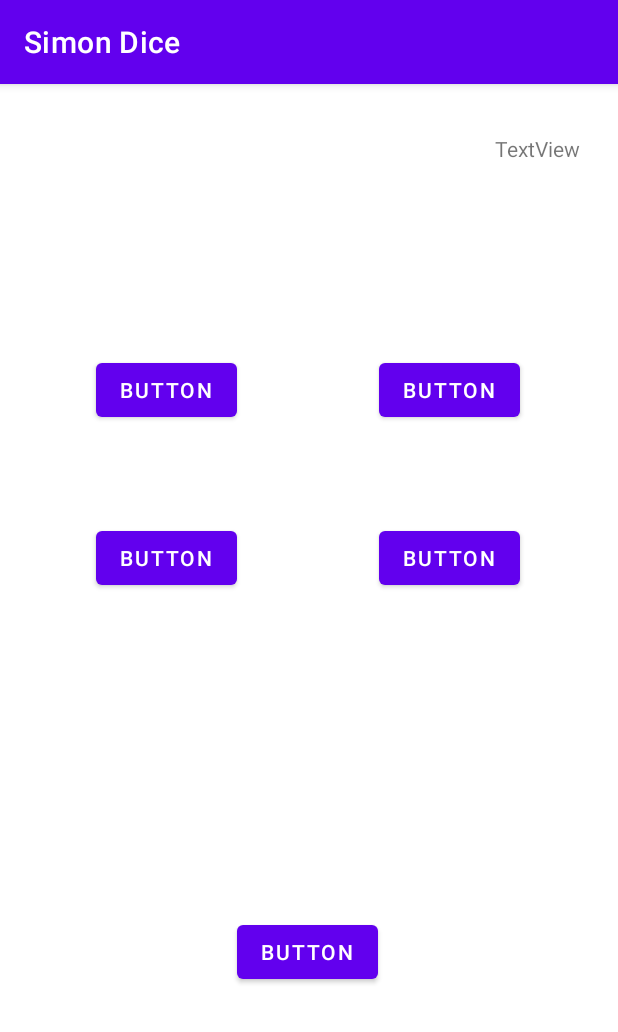
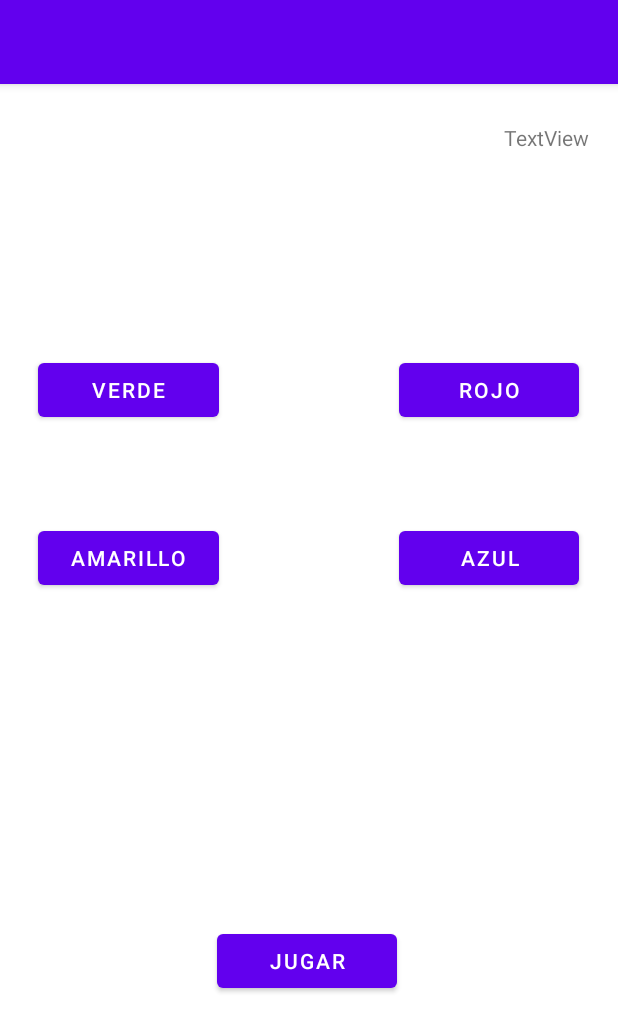
Before and after one commit to bmartinezparedes/SimonDice, an Android app: the screen it shows after launch (MainActivity), on a phone screen of 412 x 824 dp. Shown: the top 1032 px of the screen. Run offline under Robolectric (Android 15) with nearby library versions, the phone set to English and light mode, and no system bars.

Commit message:
boceto layout

```diff
--- a/app/src/main/res/layout/activity_main.xml
+++ b/app/src/main/res/layout/activity_main.xml
@@ -7,77 +7,83 @@
     tools:context=".MainActivity">
 
     <Button
-        android:id="@+id/button"
-        android:layout_width="wrap_content"
+        android:id="@+id/bVerde"
+        android:layout_width="0dp"
         android:layout_height="wrap_content"
-        android:layout_marginEnd="30dp"
-        android:text="Button"
-        app:layout_constraintBaseline_toBaselineOf="@+id/button2"
-        app:layout_constraintEnd_toStartOf="@+id/button2"
-        app:layout_constraintStart_toStartOf="parent" />
+        android:layout_marginStart="25dp"
+        android:layout_marginEnd="120dp"
+        android:text="@string/bVerde"
+        app:layout_constraintBottom_toBottomOf="@+id/bRojo"
+        app:layout_constraintEnd_toStartOf="@+id/bRojo"
+        app:layout_constraintStart_toStartOf="parent"
+        app:layout_constraintTop_toTopOf="@+id/bRojo" />
 
     <Button
-        android:id="@+id/button2"
-        android:layout_width="wrap_content"
+        android:id="@+id/bRojo"
+        android:layout_width="0dp"
         android:layout_height="wrap_content"
         android:layout_marginTop="180dp"
-        android:layout_marginEnd="1dp"
-        android:text="Button"
+        android:layout_marginEnd="26dp"
+        android:text="@string/bRojo"
         app:layout_constraintEnd_toEndOf="parent"
-        app:layout_constraintStart_toEndOf="@+id/button"
+        app:layout_constraintStart_toEndOf="@+id/bVerde"
         app:layout_constraintTop_toTopOf="parent" />
 
     <Button
-        android:id="@+id/button3"
+        android:id="@+id/bAmarillo"
+        android:layout_width="0dp"
+        android:layout_height="wrap_content"
+        android:layout_marginStart="25dp"
+        android:layout_marginTop="64dp"
+        android:layout_marginEnd="120dp"
+        android:text="@string/bAmarillo"
+        app:layout_constraintEnd_toStartOf="@+id/bAzul"
+        app:layout_constraintStart_toStartOf="parent"
+        app:layout_constraintTop_toBottomOf="@+id/bVerde" />
+
+    <Button
+        android:id="@+id/bAzul"
+        android:layout_width="0dp"
+        android:layout_height="wrap_content"
+        android:layout_marginTop="64dp"
+        android:layout_marginEnd="26dp"
+        android:text="@string/bAzul"
+        app:layout_constraintEnd_toEndOf="parent"
+        app:layout_constraintStart_toEndOf="@+id/bAmarillo"
+        app:layout_constraintTop_toBottomOf="@+id/bRojo" />
+
+    <Button
+        android:id="@+id/bJugar"
+        android:layout_width="0dp"
+        android:layout_height="wrap_content"
+        android:layout_marginBottom="159dp"
+        android:text="@string/bJugar"
+        app:layout_constraintBottom_toBottomOf="parent"
+        app:layout_constraintEnd_toStartOf="@+id/guideline3"
+        app:layout_constraintStart_toStartOf="@+id/guideline2" />
+
+    <TextView
+        android:id="@+id/textView"
         android:layout_width="wrap_content"
         android:layout_height="wrap_content"
-        android:layout_marginEnd="30dp"
-        android:text="Button"
-        app:layout_constraintBaseline_toBaselineOf="@+id/button4"
-        app:layout_constraintEnd_toStartOf="@+id/button4"
-        app:layout_constraintStart_toStartOf="parent" />
-
-    <Button
-        android:id="@+id/button4"
-        android:layout_width="wrap_content"
-        android:layout_height="wrap_content"
-        android:layout_marginTop="64dp"
-        android:layout_marginEnd="1dp"
-        android:text="Button"
+        android:layout_marginTop="26dp"
+        android:layout_marginEnd="19dp"
+        android:text="TextView"
         app:layout_constraintEnd_toEndOf="parent"
-        app:layout_constraintStart_toEndOf="@+id/button3"
-        app:layout_constraintTop_toBottomOf="@+id/button2" />
-
-    <Button
-        android:id="@+id/button5"
-        android:layout_width="wrap_content"
-        android:layout_height="wrap_content"
-        android:layout_marginBottom="165dp"
-        android:text="Button"
-        app:layout_constraintBottom_toBottomOf="parent"
-        app:layout_constraintStart_toStartOf="@+id/guideline2" />
+        app:layout_constraintTop_toTopOf="parent" />
 
     <androidx.constraintlayout.widget.Guideline
         android:id="@+id/guideline2"
         android:layout_width="wrap_content"
         android:layout_height="wrap_content"
         android:orientation="vertical"
-        app:layout_constraintGuide_begin="158dp" />
+        app:layout_constraintGuide_begin="145dp" />
 
     <androidx.constraintlayout.widget.Guideline
         android:id="@+id/guideline3"
         android:layout_width="wrap_content"
         android:layout_height="wrap_content"
         android:orientation="vertical"
-        app:layout_constraintGuide_begin="252dp" />
+        app:layout_constraintGuide_begin="265dp" />
 
-    <TextView
-        android:id="@+id/textView"
-        android:layout_width="wrap_content"
-        android:layout_height="wrap_content"
-        android:layout_marginTop="33dp"
-        android:layout_marginEnd="25dp"
-        android:text="TextView"
-        app:layout_constraintEnd_toEndOf="parent"
-        app:layout_constraintTop_toTopOf="parent" />
 </androidx.constraintlayout.widget.ConstraintLayout>
--- a/app/src/main/res/values/strings.xml
+++ b/app/src/main/res/values/strings.xml
@@ -1,3 +1,8 @@
 <resources>
-    <string name="app_name">Simon Dice</string>
+    <string name="tituloJuego">Simon Dice</string>
+    <string name="bJugar">Jugar</string>
+    <string name="bAmarillo">Amarillo</string>
+    <string name="bAzul">Azul</string>
+    <string name="bVerde">Verde</string>
+    <string name="bRojo">Rojo</string>
 </resources>
```
